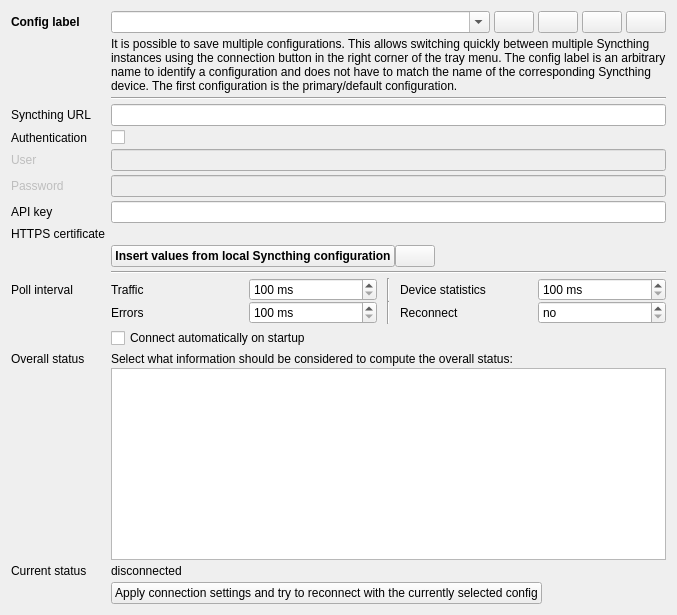
Old version of the form widgets/settings/connectionoptionpage.ui in the repository Martchus/syncthingtray.
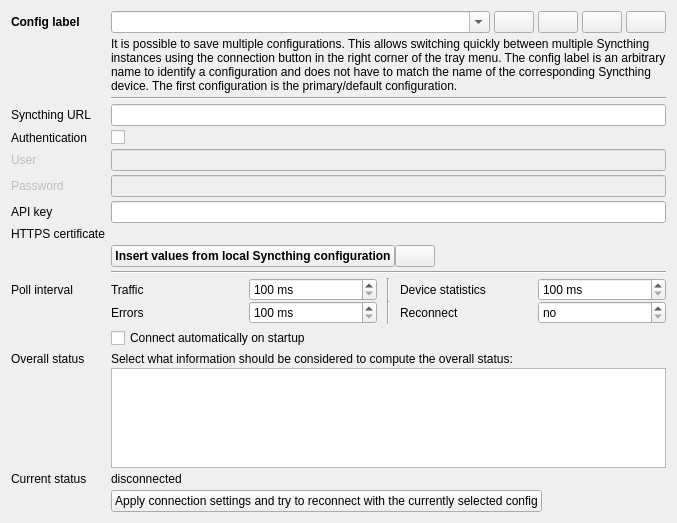
New version of the form. Icons and pictures are not drawn. Custom widgets are drawn as their Qt base class.

Commit message: Ensure selection of status information doesn't take too much space

The edit to the form file:
```diff
--- a/widgets/settings/connectionoptionpage.ui
+++ b/widgets/settings/connectionoptionpage.ui
@@ -3,7 +3,7 @@
  <class>QtGui::ConnectionOptionPage</class>
  <widget class="QWidget" name="QtGui::ConnectionOptionPage">
   <property name="sizePolicy">
-   <sizepolicy hsizetype="Preferred" vsizetype="MinimumExpanding">
+   <sizepolicy hsizetype="Preferred" vsizetype="Minimum">
     <horstretch>0</horstretch>
     <verstretch>0</verstretch>
    </sizepolicy>
@@ -517,6 +517,12 @@
          <height>30</height>
         </size>
        </property>
+       <property name="maximumSize">
+        <size>
+         <width>16777215</width>
+         <height>100</height>
+        </size>
+       </property>
        <property name="flow">
         <enum>QListView::LeftToRight</enum>
        </property>
```
